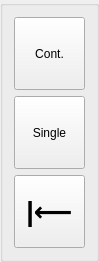
eringerli/QtOpenGuidance, file src/gui/FieldsToolbar.ui: the form before one commit.
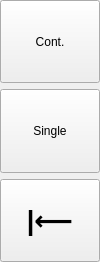
The form after the commit. Icons and pictures are not drawn.

Commit message: various GUI related changes (margins, renamed classes, etc)

```diff
--- a/src/gui/FieldsToolbar.ui
+++ b/src/gui/FieldsToolbar.ui
@@ -1,12 +1,12 @@
 <?xml version="1.0" encoding="UTF-8"?>
 <ui version="4.0">
  <class>FieldsToolbar</class>
- <widget class="QGroupBox" name="FieldsToolbar">
+ <widget class="QWidget" name="FieldsToolbar">
   <property name="geometry">
    <rect>
     <x>0</x>
     <y>0</y>
-    <width>96</width>
+    <width>100</width>
     <height>262</height>
    </rect>
   </property>
@@ -14,6 +14,18 @@
    <string>Fields</string>
   </property>
   <layout class="QVBoxLayout" name="verticalLayout">
+   <property name="leftMargin">
+    <number>0</number>
+   </property>
+   <property name="topMargin">
+    <number>0</number>
+   </property>
+   <property name="rightMargin">
+    <number>0</number>
+   </property>
+   <property name="bottomMargin">
+    <number>0</number>
+   </property>
    <item>
     <widget class="QToolButton" name="pbRecordContinous">
      <property name="sizePolicy">
```
The commit also changes 23 other files.
